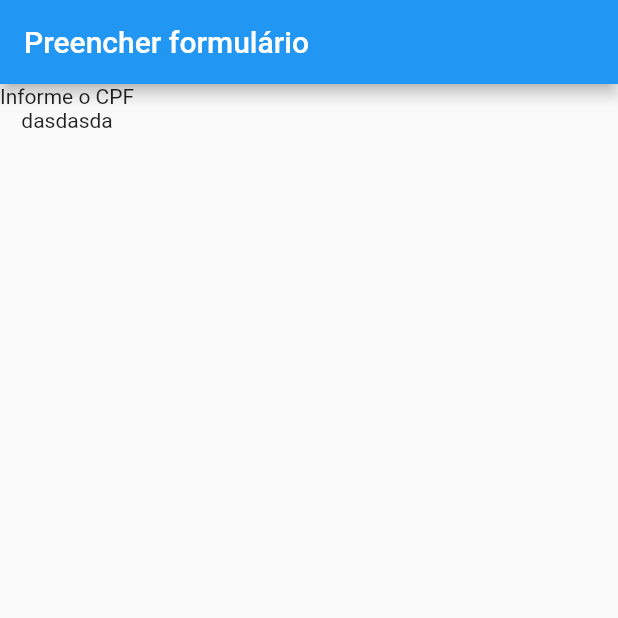
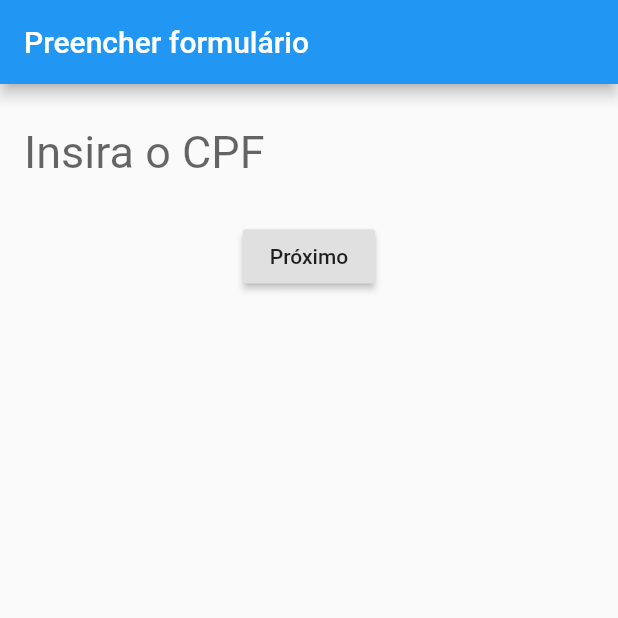
Before and after one commit to alexfelipe/bytebank-flutter, a Flutter app: the screen it shows after launch, on a phone screen of 412 x 824 dp, the top half of it. Run offline on Flutter 3.47's test engine with Material 2 defaults, Android fonts, the phone set to English and light mode, and no system bars.

Commit message:
formulário para CPF

```diff
--- a/lib/main.dart
+++ b/lib/main.dart
@@ -1,4 +1,7 @@
+import 'dart:developer';
+
 import 'package:flutter/material.dart';
+import 'package:flutter/services.dart';
 
 void main() => runApp(TelaInicial());
 
@@ -11,18 +14,48 @@ class TelaInicial extends StatelessWidget {
   }
 }
 
-class CpfFormulario extends StatelessWidget {
+class CpfFormulario extends StatefulWidget {
+  @override
+  State<StatefulWidget> createState() {
+    return CpfFormularioState();
+  }
+}
+
+class CpfFormularioState extends State<CpfFormulario> {
+  final _formController = TextEditingController();
+
+  @override
+  void dispose() {
+    _formController.dispose();
+    super.dispose();
+  }
+
   @override
   Widget build(BuildContext context) {
     return Scaffold(
       appBar: AppBar(
         title: Text("Preencher formulário"),
       ),
-      body: Column(
-        children: <Widget>[
-          Text("Informe o CPF"),
-          Text("dasdasda"),
-        ],
+      body: Form(
+        child: Column(
+          children: <Widget>[
+            Padding(
+              padding: const EdgeInsets.all(16.0),
+              child: TextField(
+                  keyboardType: TextInputType.number,
+                  style: TextStyle(fontSize: 30.0),
+                  decoration: InputDecoration(
+                      border: InputBorder.none, hintText: 'Insira o CPF'),
+                  controller: _formController),
+            ),
+            RaisedButton(
+              child: Text("Próximo"),
+              onPressed: () {
+                print(_formController.value);
+              },
+            )
+          ],
+        ),
       ),
     );
   }
```
